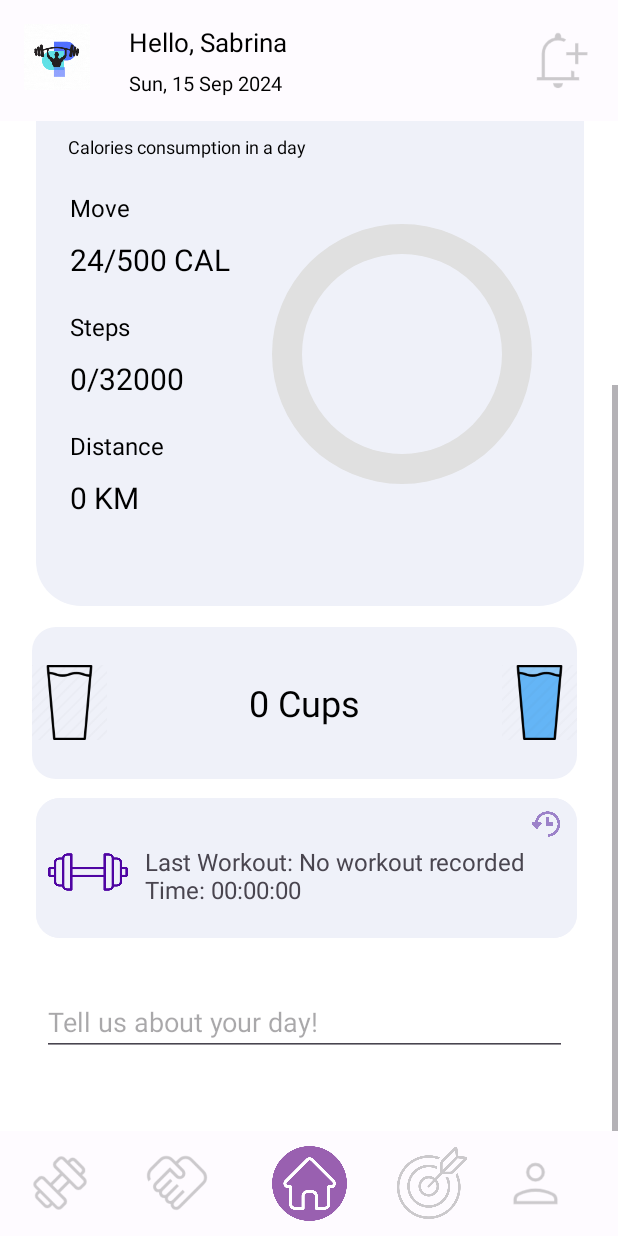
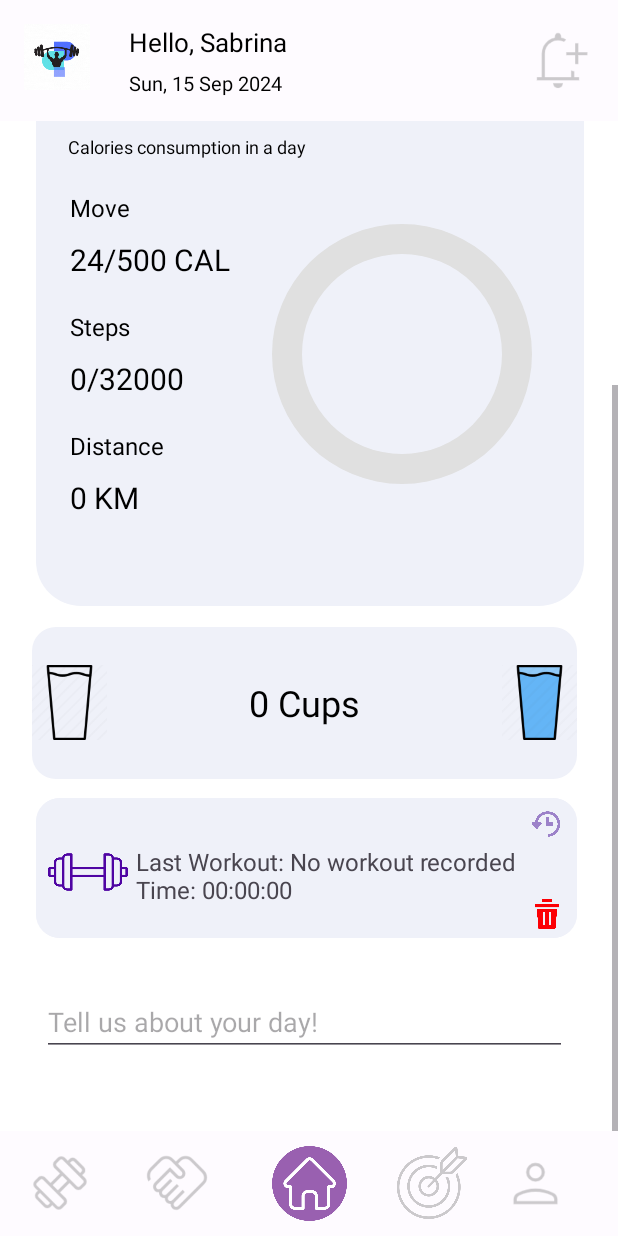
Before and after one commit to NawalKhoury/FitMeUp, an Android app: the HomePage screen opened directly, with no data from a screen before it, scrolled down 238 dp, on a phone screen of 412 x 824 dp. Run offline under Robolectric (Android 15) with nearby library versions, the phone set to English and light mode, and no system bars; our stand-ins replace Room's generated code; Roboto replaces fonts that are not available here; 1 statement that could not run was skipped.

Commit message:
delete last Workout if i but in the buttton delete in the homepage

```diff
--- a/app/src/main/java/com/example/fitmeup/WorkoutDao.java
+++ b/app/src/main/java/com/example/fitmeup/WorkoutDao.java
@@ -43,6 +43,10 @@
         @Query("SELECT * FROM workout WHERE userId = :userId ORDER BY date DESC LIMIT 1")
         LiveData<Workout> getLastWorkoutForUser(int userId);
 
+        @Query("SELECT * FROM workout WHERE userId = :userId ORDER BY date DESC LIMIT 1")
+        Workout getLastWorkoutForUserBlocking(int userId);
 
+        @Query("SELECT * FROM workout WHERE userId = :userId ORDER BY date DESC")
+        List<Workout> getAllWorkoutsForUserBlocking(int userId);
 
     }
--- a/app/src/main/res/layout/activity_home_page.xml
+++ b/app/src/main/res/layout/activity_home_page.xml
@@ -706,6 +706,17 @@
                         android:background="@drawable/barbel_purple"
                         android:scaleType="fitXY" />
 
+                    <ImageButton
+                        android:id="@+id/delete_workout_button"
+                        android:layout_width="20dp"
+                        android:layout_height="20dp"
+                        android:layout_alignEnd="@+id/record_workout"
+                        android:layout_alignBottom="@+id/record_workout"
+                        android:layout_marginEnd="10dp"
+                        android:layout_marginBottom="10dp"
+                        android:background="@drawable/delete"
+                        android:contentDescription="Delete Workout" />
+
                     <!-- EditText for Notes -->
                     <EditText
                         android:id="@+id/noteText"
@@ -728,7 +739,7 @@
                         android:layout_height="wrap_content"
                         android:layout_alignEnd="@+id/record_workout"
                         android:layout_alignBottom="@+id/record_workout"
-                        android:layout_marginEnd="34dp"
+                        android:layout_marginEnd="40dp"
                         android:layout_marginBottom="25dp"
                         android:text="Record Workout"
                         android:textSize="16sp" />
--- a/app/src/main/res/xml/network_security_config.xml
+++ b/app/src/main/res/xml/network_security_config.xml
@@ -1,6 +1,6 @@
 <?xml version="1.0" encoding="utf-8"?>
 <network-security-config>
     <domain-config cleartextTrafficPermitted="true">
-        <domain includeSubdomains="true">10.0.2.2</domain>
+        <domain includeSubdomains="true">10.0.0.27</domain>
     </domain-config>
 </network-security-config>
```
Also changed, not shown: app/src/main/java/com/example/fitmeup/HomePage.java (+52 -0 lines).
